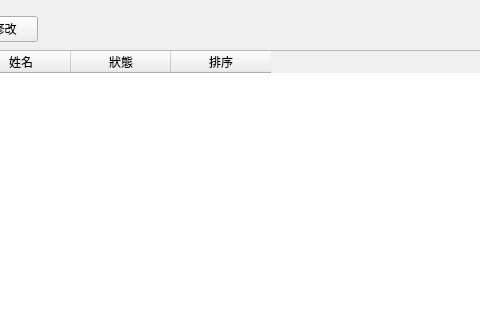
Before: the Qt Designer form layouts/Layout7.ui in jerrygskk/project_police, drawn with Qt 5; both pictures show x 310 to 790 and y 0 to 320 of the 1100 by 768 pixel window.
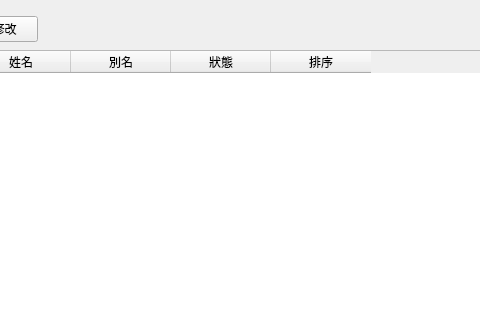
After: the same form once the commit is applied. The open tabs and pages were chosen to show the change.

Commit message:
feat(archive,settings): #9 承辦人別名走 Ref_Personnel.alias（純 DB）+ 設定頁人員清單/維護視窗顯示編輯別名；進版 v1.0.1
- #9 採 (E) Ref_Personnel.alias（半形逗號多別名），否決新表 Ref_Alias

- tab_archive._loadNameDict 改讀 alias、移除硬編 _ALIAS（純 DB）+ PRAGMA 缺欄退路避免空字典

- settings_dialogs 人員新增/修改加別名欄，_has_alias_col 把關（缺欄不報錯）

- tab_settings 人員清單加別名欄(5欄)+_refCols 統一欄索引；dept/案類維持4欄；_editPersonnel 狀態索引 2→3

- Layout7.ui tbl_personnel 插別名欄

- 上線機制定案：不做啟動 migration，DB 變更走一次性補丁 fix_views.py(git外)；data_sync_tool 退役、分歧雷關閉

- 進版 lib/version.py 1.0.1、README §9 補列

Patch:
```diff
--- a/layouts/Layout7.ui
+++ b/layouts/Layout7.ui
@@ -225,6 +225,7 @@
               <property name="selectionBehavior"><enum>QAbstractItemView::SelectRows</enum></property>
               <column><property name="text"><string>編號</string></property></column>
               <column><property name="text"><string>姓名</string></property></column>
+              <column><property name="text"><string>別名</string></property></column>
               <column><property name="text"><string>狀態</string></property></column>
               <column><property name="text"><string>排序</string></property></column>
              </widget>
```
The commit also changes 4 other files.
